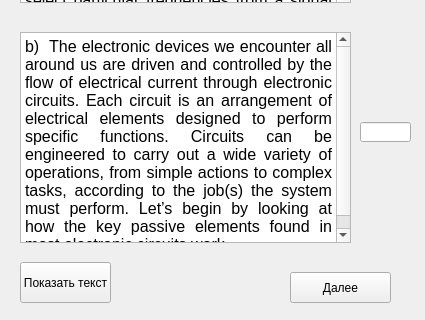
Old version of the form client/UI/variant_2/zadanie4_part2_var2.ui in the repository Scykorr/dmitr_client_serv_test; both pictures show x 0 to 425 and y 338 to 658 of the 425 by 658 pixel window.
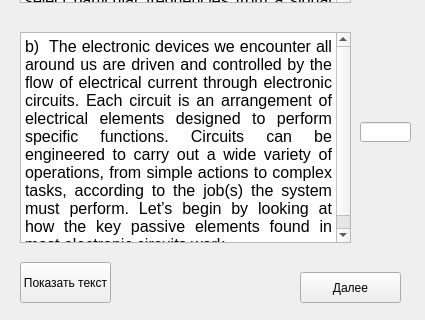
New version of the form.

Commit message: add label_timer to variants 2 forms

What changed in the file:
```diff
--- a/client/UI/variant_2/zadanie4_part2_var2.ui
+++ b/client/UI/variant_2/zadanie4_part2_var2.ui
@@ -48,7 +48,7 @@
   <widget class="QPushButton" name="pushButton_answer">
    <property name="geometry">
     <rect>
-     <x>290</x>
+     <x>300</x>
      <y>610</y>
      <width>101</width>
      <height>31</height>
@@ -125,6 +125,19 @@
     <string>Показать текст</string>
    </property>
   </widget>
+  <widget class="QLabel" name="label_timer">
+   <property name="geometry">
+    <rect>
+     <x>120</x>
+     <y>610</y>
+     <width>171</width>
+     <height>31</height>
+    </rect>
+   </property>
+   <property name="text">
+    <string/>
+   </property>
+  </widget>
  </widget>
  <resources/>
  <connections/>
```
The commit also changes 19 other files.
